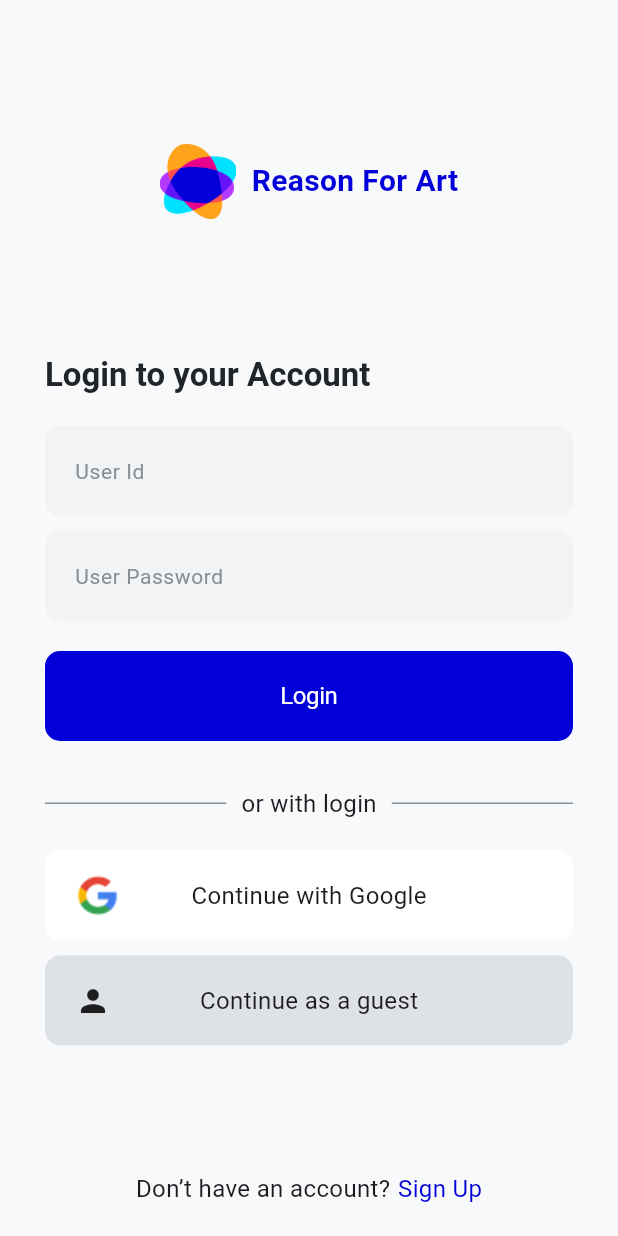
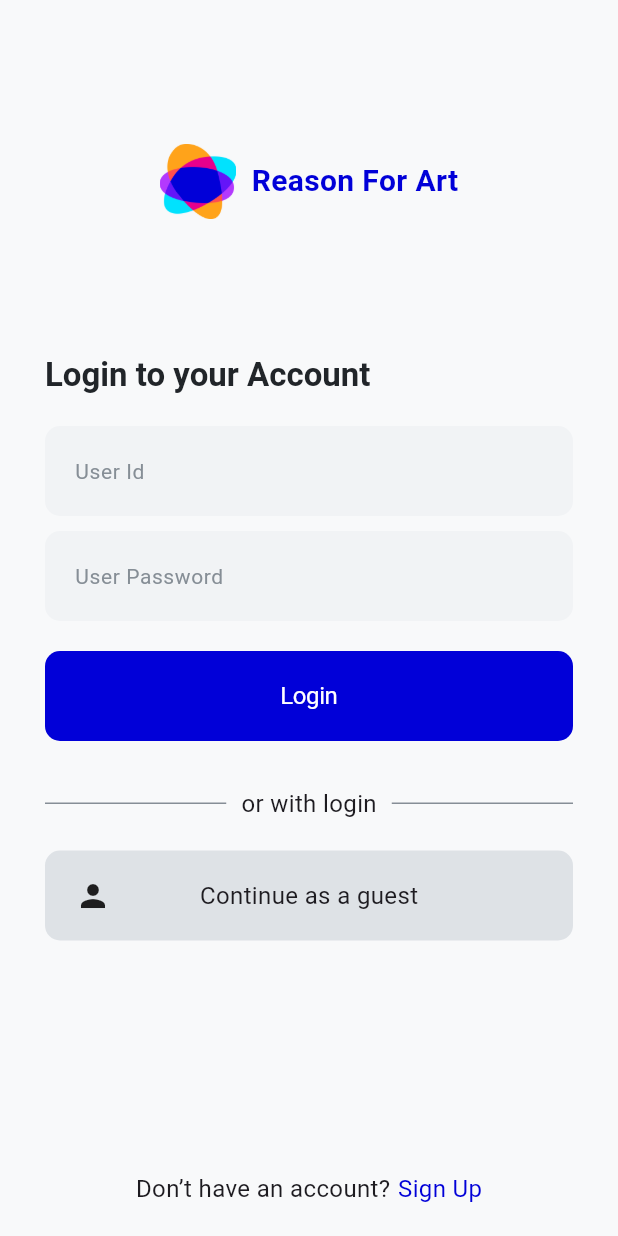
Before and after one commit to yoonhyejeong1020/reason_for_art, a Flutter app: the screen it shows after launch, on a phone screen of 412 x 824 dp. Run offline on Flutter 3.47's test engine with Material 3 defaults, Android fonts, the phone set to English and light mode, and no system bars; our stand-ins replace shared_preferences.

Commit message:
0926 metmuseum api 중지되어 다른 api 사용 해야 함. google Login 사용 안 됨.

```diff
--- /dev/null
+++ b/lib/data/model/artwork_model.dart
@@ -0,0 +1,3 @@
+class ArtworkModel {
+
+}
--- a/lib/data/model/auth_model.dart
+++ /dev/null
@@ -1,11 +0,0 @@
-class AuthModel {
-  final String id;
-  final String pw;
-
-  AuthModel({required this.id, required this.pw});
-
-  Map<String, dynamic> toJson() => {
-    'client_id': id,
-    'client_secret': pw,
-  };
-}
--- a/lib/main.dart
+++ b/lib/main.dart
@@ -1,6 +1,6 @@
 import 'package:flutter/material.dart';
+import 'package:reason_for_art_app/di/di.dart';
 import 'package:reason_for_art_app/data/data_sources/shared_prefs.dart';
-import 'package:reason_for_art_app/di/di.dart';
 import 'package:reason_for_art_app/presentation/view/splash_screen.dart';
 import 'package:reason_for_art_app/presentation/view_model/animation_view_model.dart';
 import 'package:reason_for_art_app/presentation/view_model/auth_view_model.dart';
--- a/lib/presentation/view/component/auth_widget.dart
+++ b/lib/presentation/view/component/auth_widget.dart
@@ -41,34 +41,6 @@ Widget authBtn({required BuildContext context, required String text}) =>
       child: Text(text, style: textTheme(context).displayLarge),
     );
 
-Widget googleLoginBtn({
-  required BuildContext context,
-  required Future<bool> Function() function,
-}) => GestureDetector(
-        onTap: () async {
-          if (await function()) {
-            Navigator.of(context).pushReplacement(MaterialPageRoute(builder: (context) => MainTabScreen()));
-          } else {
-            print('google error');
-          }
-        },
-        child: Container(
-          width: ssW(context),
-          height: 60,
-          decoration: BoxDecoration(
-            color: Colors.white,
-            borderRadius: BorderRadius.circular(10),
-          ),
-          child: Stack(
-            alignment: Alignment.center,
-            children: [
-              Text('Continue with Google', style: textTheme(context).bodyMedium),
-              Positioned(left: 20, child: Image.asset('assets/google_logo.png')),
-            ],
-          ),
-        ),
-      );
-
 Widget guestLoginBtn({
   required BuildContext context,
   required Future<void> Function() function,
--- a/lib/presentation/view/login_screen.dart
+++ b/lib/presentation/view/login_screen.dart
@@ -87,8 +87,6 @@ class _LoginScreenState extends State<LoginScreen> {
             ],
           ),
           20.sbH,
-          googleLoginBtn(context: context, function: authViewModel.googleLogin),
-          10.sbH,
           guestLoginBtn(context: context, function: authViewModel.guestLogin),
         ],
       );
--- a/lib/presentation/view/register_screen.dart
+++ b/lib/presentation/view/register_screen.dart
@@ -76,8 +76,6 @@ class _RegisterScreenState extends State<RegisterScreen> {
             ],
           ),
           20.sbH,
-          googleLoginBtn(context: context, function: authViewModel.googleLogin),
-          10.sbH,
           guestLoginBtn(context: context, function: authViewModel.guestLogin)
         ],
       );
--- a/lib/presentation/view_model/auth_view_model.dart
+++ b/lib/presentation/view_model/auth_view_model.dart
@@ -1,7 +1,6 @@
 import 'dart:async';
 
 import 'package:flutter/cupertino.dart';
-import 'package:google_sign_in/google_sign_in.dart';
 
 import '../../data/repository/auth_repository.dart';
 
@@ -14,50 +13,9 @@ class AuthViewModel extends ChangeNotifier {
   late TextEditingController userPw;
   late TextEditingController confirmPw;
 
-  final GoogleSignIn _googleSignIn = GoogleSignIn(scopes: [
-    'email',
-    'https://www.googleapis.com/auth/userinfo.profile',
-  ]);
-
   bool isLogin() => _authRepository.isLogin();
 
-  Future<void> guestLogin() async => await _authRepository.guestLogin();
+  Future<bool> guestLogin() async => await _authRepository.guestLogin();
 
-  Future<bool> googleLogin() async {
-    await _googleSignIn.signIn();
-    return await _authRepository.googleLogin();
-  }
-
-
-  // GoogleSignIn _googleSignIn = GoogleSignIn(scopes: ['email']);
-
-  // @override
-  // void initState() {
-  //   super.initState();
-  //   _googleSignIn.onCurrentUserChanged.listen((GoogleSignInAccount? account) {
-  //     setState(() {
-  //       _currentUser = account;
-  //     });
-  //   });
-  //   _googleSignIn.signInSilently();
-  // }
-  //
-  // Future<void> _handleSignIn() async {
-  //   try {
-  //     print(await _googleSignIn.signIn());
-  //     await _googleSignIn.signIn();
-  //   } catch (error) {
-  //     print(error);
-  //   }
-  // }
-
-  // Future<void> _handleSignOut() async {
-  //   await _googleSignIn.disconnect();
-  // }
-
-  // Future<void> login() async {
-  //   final AuthModel loginModel = AuthModel(id: '1409389f110d68d6f7b1', pw: 'a59124553baecd77dda35f33762cf762');
-  //   await _authRepository.login(loginModel);
-  // }
-
+  Future<bool> artsyLogin() async => await _authRepository.artsyLogin();
 }
--- a/lib/presentation/view_model/department_view_model.dart
+++ b/lib/presentation/view_model/department_view_model.dart
@@ -11,7 +11,6 @@ class DepartmentViewModel extends ChangeNotifier {
   List<DepartmentModel> departmentList = [];
 
   Future<void> getDepartmentList() async {
-    departmentList = await _departmentRepository.getDepartmentList();
     notifyListeners();
   }
 }
--- a/lib/presentation/view_model/museum_object_view_model.dart
+++ b/lib/presentation/view_model/museum_object_view_model.dart
@@ -28,9 +28,9 @@ class MuseumObjectViewModel extends ChangeNotifier {
       final RenderBox renderBox = imageGlobalKey.currentContext?.findRenderObject() as RenderBox;
       final size = renderBox.size;
       imageHeight = size.height;
+      notifyListeners();
       print('MuseumObjectViewModel: image Height $imageHeight');
     }
   }
 
-
 }
```
Also changed, not shown: lib/data/repository/artwork_repository.dart (added, +10 -0 lines), lib/data/repository/auth_repository.dart (+3 -29 lines).
